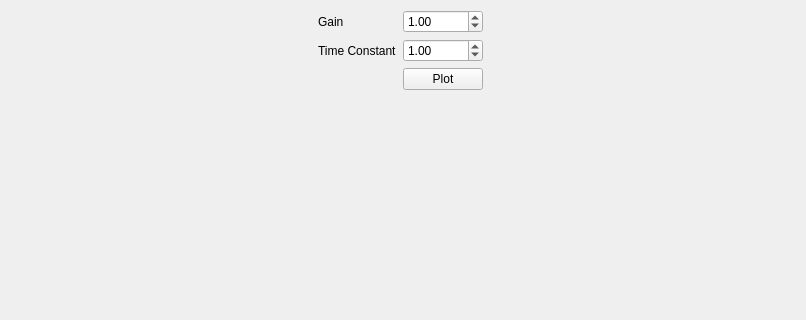
Above: mpldesigner/window2.ui from dapperfu/PyQt5Scratch before the change; both pictures show x 0 to 806 and y 0 to 320 of the 806 by 721 pixel window. Below: the same form after it.
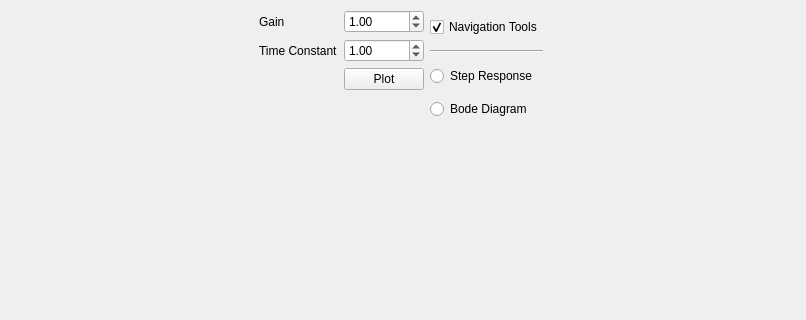
That is the form after the change.

Commit message: Git Auto Commit: Tue Dec 13 14:33:01 EST 2016

```diff
--- a/mpldesigner/window2.ui
+++ b/mpldesigner/window2.ui
@@ -93,7 +93,7 @@
       <x>10</x>
       <y>10</y>
       <width>781</width>
-      <height>101</height>
+      <height>117</height>
      </rect>
     </property>
     <layout class="QHBoxLayout" name="horizontalLayout">
@@ -105,9 +105,6 @@
        <property name="orientation">
         <enum>Qt::Horizontal</enum>
        </property>
-       <property name="sizeType">
-        <enum>QSizePolicy::Expanding</enum>
-       </property>
        <property name="sizeHint" stdset="0">
         <size>
          <width>40</width>
@@ -132,21 +129,21 @@
          </property>
         </widget>
        </item>
-       <item row="1" column="1">
+       <item row="2" column="1">
         <widget class="QDoubleSpinBox" name="tau">
          <property name="value">
           <double>1.000000000000000</double>
          </property>
         </widget>
        </item>
-       <item row="1" column="0">
+       <item row="2" column="0">
         <widget class="QLabel" name="labelTau">
          <property name="text">
           <string>Time Constant</string>
          </property>
         </widget>
        </item>
-       <item row="2" column="1">
+       <item row="3" column="1">
         <widget class="QPushButton" name="plotButton">
          <property name="text">
           <string>Plot</string>
@@ -155,6 +152,53 @@
        </item>
       </layout>
      </item>
+     <item>
+      <layout class="QVBoxLayout" name="verticalLayout_3">
+       <item>
+        <widget class="QCheckBox" name="plotNav">
+         <property name="statusTip">
+          <string>Enable the Plot Navigation Tools</string>
+         </property>
+         <property name="whatsThis">
+          <string>The Plot Navigation Tools Enabler</string>
+         </property>
+         <property name="layoutDirection">
+          <enum>Qt::LeftToRight</enum>
+         </property>
+         <property name="autoFillBackground">
+          <bool>true</bool>
+         </property>
+         <property name="text">
+          <string>Navigation Tools</string>
+         </property>
+         <property name="checked">
+          <bool>true</bool>
+         </property>
+        </widget>
+       </item>
+       <item>
+        <widget class="Line" name="line">
+         <property name="orientation">
+          <enum>Qt::Horizontal</enum>
+         </property>
+        </widget>
+       </item>
+       <item>
+        <widget class="QRadioButton" name="stepButton">
+         <property name="text">
+          <string>Step Response</string>
+         </property>
+        </widget>
+       </item>
+       <item>
+        <widget class="QRadioButton" name="bodeButton">
+         <property name="text">
+          <string>Bode Diagram</string>
+         </property>
+        </widget>
+       </item>
+      </layout>
+     </item>
      <item>
       <spacer name="horizontalSpacer">
        <property name="orientation">
```
Left out of the diff: 2 changed lines with no effect on the pictures.
